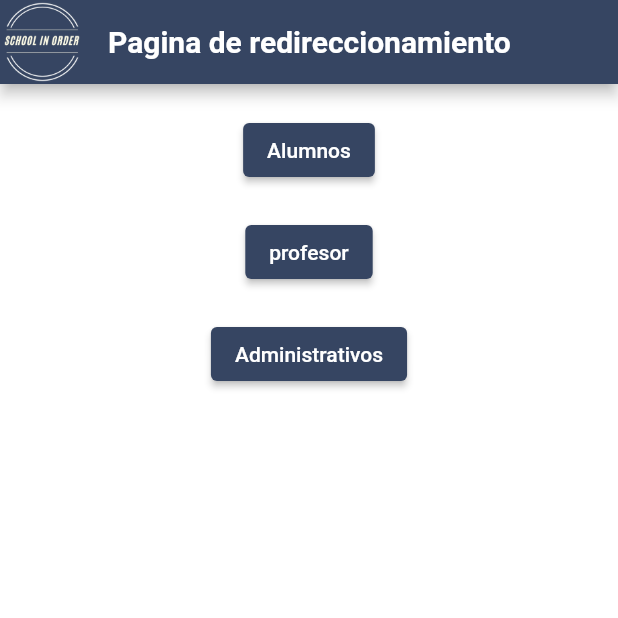
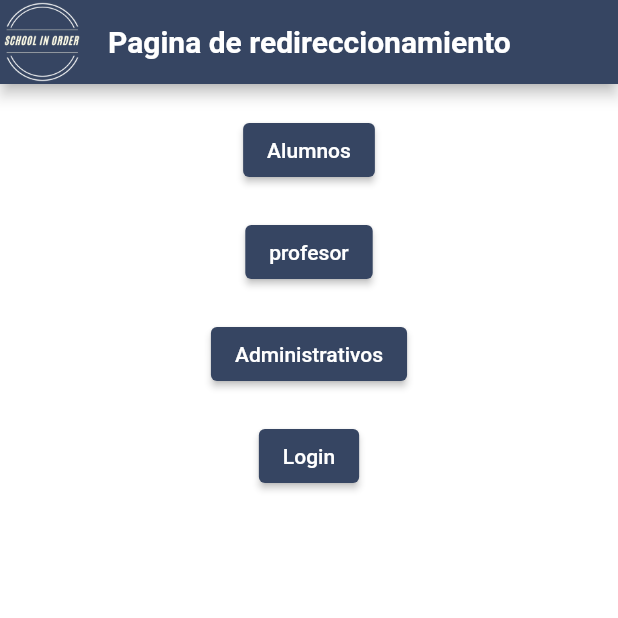
Before and after one commit to Julian-Alcaraz/schollinorder, a Flutter app: the screen it shows after launch, on a phone screen of 412 x 824 dp, the top half of it. Run offline on Flutter 3.47's test engine with Material 2 defaults, Android fonts, the phone set to English and light mode, and no system bars.

Commit message:
agrego pagina de login y acomodo codigo

```diff
--- a/lib/src/pages/home/home.dart
+++ b/lib/src/pages/home/home.dart
@@ -26,6 +26,8 @@ class HomePage extends StatelessWidget {
               _botonProfesor(context),
               SizedBox(height: 20),
               _botonAdministrativo(context),
+              SizedBox(height: 20),
+              _botonLogin(context),
             ],
           ),
         ));
@@ -38,6 +40,20 @@ Widget _botonAlumno(context) {
       child: Text("Alumnos"),
       onPressed: () {
         Navigator.of(context).pushNamed("/Alumnos");
+      },
+      style: ElevatedButton.styleFrom(
+        primary: Color(0xFF364562),
+      ),
+    ),
+  );
+}
+
+Widget _botonLogin(context) {
+  return Container(
+    child: ElevatedButton(
+      child: Text("Login"),
+      onPressed: () {
+        Navigator.of(context).pushNamed("/Login");
       },
       style: ElevatedButton.styleFrom(
         primary: Color(0xFF364562),
--- a/lib/src/pages/splash/splash.dart
+++ b/lib/src/pages/splash/splash.dart
@@ -31,6 +31,7 @@ class _SplashPageState extends State<SplashPage> {
           "assets/logo.jpg",
           height: 250,
         ),
-        ));
+      ),
+    );
   }
 }
--- a/lib/src/routes/routes.dart
+++ b/lib/src/routes/routes.dart
@@ -1,6 +1,7 @@
 import 'package:flutter/material.dart';
 import 'package:schollinorder/src/pages/home/home.dart';
 import 'package:schollinorder/src/pages/alumno/alumno.dart';
+import 'package:schollinorder/src/pages/login/login.dart';
 import 'package:schollinorder/src/pages/profesor/profesor.dart';
 import 'package:schollinorder/src/pages/administrativos/administrativos.dart';
 import 'package:schollinorder/src/pages/splash/splash.dart';
@@ -12,5 +13,6 @@ class MyRoutes {
         "/Alumnos": (_) => AlumnoPage(),
         "/Profesor": (_) => ProfesorPage(),
         "/Administrativos": (_) => AdministrativosPages(),
+        "/Login": (_) => LoginPage(),
       };
 }
```
Also changed, not shown: lib/src/pages/alumno/alumno.dart (+42 -29 lines), lib/src/pages/login/login.dart (added, +15 -0 lines). Lines whose indentation alone changed are shown as unchanged.
